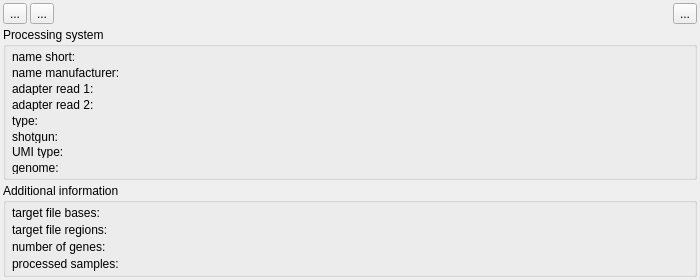
Above: src/GSvar/ProcessingSystemWidget.ui from imgag/ngs-bits before the change. Below: the same form after it.
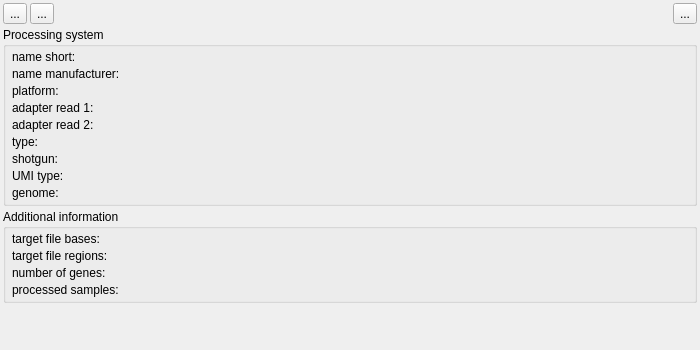
That is the form after the change. Icons and pictures are not drawn.

Commit message: NGSD: added 'platform' enum to 'processing_system' table (used mainly to distinguish ONT and PacBio right now)

Diff of the .ui file:
```diff
--- a/src/GSvar/ProcessingSystemWidget.ui
+++ b/src/GSvar/ProcessingSystemWidget.ui
@@ -7,13 +7,13 @@
     <x>0</x>
     <y>0</y>
     <width>700</width>
-    <height>280</height>
+    <height>350</height>
    </rect>
   </property>
   <property name="minimumSize">
    <size>
     <width>700</width>
-    <height>280</height>
+    <height>350</height>
    </size>
   </property>
   <property name="windowTitle">
@@ -156,7 +156,6 @@
         </property>
         <property name="font">
          <font>
-          <weight>50</weight>
           <bold>false</bold>
          </font>
         </property>
@@ -319,7 +318,24 @@
          <bool>false</bool>
         </property>
         <property name="textInteractionFlags">
-         <set>Qt::LinksAccessibleByMouse|Qt::TextSelectableByMouse</set>
+         <set>Qt::TextInteractionFlag::LinksAccessibleByMouse|Qt::TextInteractionFlag::TextSelectableByMouse</set>
+        </property>
+       </widget>
+      </item>
+      <item row="2" column="0">
+       <widget class="QLabel" name="label_10">
+        <property name="text">
+         <string>platform:</string>
+        </property>
+       </widget>
+      </item>
+      <item row="2" column="1">
+       <widget class="QLabel" name="platform">
+        <property name="text">
+         <string/>
+        </property>
+        <property name="textInteractionFlags">
+         <set>Qt::TextInteractionFlag::LinksAccessibleByMouse|Qt::TextInteractionFlag::TextSelectableByMouse</set>
         </property>
        </widget>
       </item>
```
Left out of the diff: 40 changed lines with no effect on the pictures. The commit also changes 5 other files.
